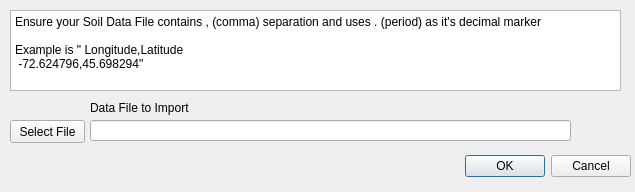
This is mainPlug/CsvImport.ui in NSCC-EAT-Lab/QGIS-plugin as Qt 5 draws it before an edit. The edited form follows.
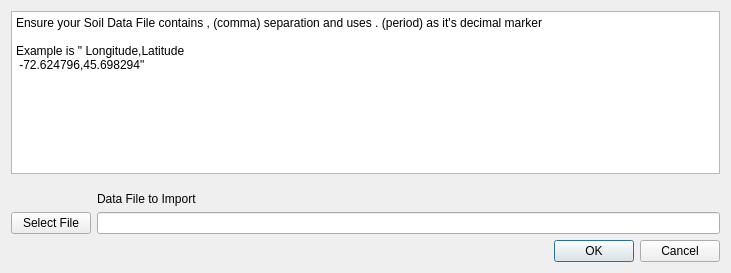
This is the edited form.

Commit message: Update UI to Be Scalable

Patch:
```diff
--- a/mainPlug/CsvImport.ui
+++ b/mainPlug/CsvImport.ui
@@ -6,22 +6,28 @@
    <rect>
     <x>0</x>
     <y>0</y>
-    <width>635</width>
-    <height>192</height>
+    <width>731</width>
+    <height>273</height>
    </rect>
   </property>
   <property name="windowTitle">
    <string>Dialog</string>
   </property>
+  <layout class="QHBoxLayout" name="horizontalLayout">
+   <item>
+    <layout class="QGridLayout" name="gridLayout">
+     <item row="2" column="1">
+      <widget class="QLabel" name="label">
+       <property name="text">
+        <string>Data File to Import</string>
+       </property>
+      </widget>
+     </item>
+     <item row="3" column="1" colspan="2">
+      <widget class="QLineEdit" name="FilePath"/>
+     </item>
+     <item row="4" column="2">
   <widget class="QDialogButtonBox" name="buttonBox">
-   <property name="geometry">
-    <rect>
-     <x>290</x>
-     <y>150</y>
-     <width>341</width>
-     <height>32</height>
-    </rect>
-   </property>
    <property name="orientation">
     <enum>Qt::Horizontal</enum>
    </property>
@@ -29,51 +35,9 @@
     <set>QDialogButtonBox::Cancel|QDialogButtonBox::Ok</set>
    </property>
   </widget>
-  <widget class="QPushButton" name="FileSelect">
-   <property name="geometry">
-    <rect>
-     <x>10</x>
-     <y>120</y>
-     <width>75</width>
-     <height>23</height>
-    </rect>
-   </property>
-   <property name="text">
-    <string>Select File</string>
-   </property>
-  </widget>
-  <widget class="QLineEdit" name="FilePath">
-   <property name="geometry">
-    <rect>
-     <x>90</x>
-     <y>120</y>
-     <width>481</width>
-     <height>21</height>
-    </rect>
-   </property>
-  </widget>
-  <widget class="QLabel" name="label">
-   <property name="geometry">
-    <rect>
-     <x>90</x>
-     <y>100</y>
-     <width>161</width>
-     <height>16</height>
-    </rect>
-   </property>
-   <property name="text">
-    <string>Data File to Import</string>
-   </property>
-  </widget>
+     </item>
+     <item row="0" column="0" colspan="3">
   <widget class="QPlainTextEdit" name="plainTextEdit">
-   <property name="geometry">
-    <rect>
-     <x>10</x>
-     <y>10</y>
-     <width>611</width>
-     <height>81</height>
-    </rect>
-   </property>
    <property name="plainText">
     <string>Ensure your Soil Data File contains , (comma) separation and uses . (period) as it's decimal marker
 
@@ -81,6 +45,30 @@
  -72.624796,45.698294&quot;</string>
    </property>
   </widget>
+     </item>
+     <item row="3" column="0">
+      <widget class="QPushButton" name="FileSelect">
+       <property name="text">
+        <string>Select File</string>
+       </property>
+      </widget>
+     </item>
+     <item row="1" column="1">
+      <spacer name="verticalSpacer">
+       <property name="orientation">
+        <enum>Qt::Vertical</enum>
+       </property>
+       <property name="sizeHint" stdset="0">
+        <size>
+         <width>20</width>
+         <height>40</height>
+        </size>
+       </property>
+      </spacer>
+     </item>
+    </layout>
+   </item>
+  </layout>
  </widget>
  <resources/>
  <connections>
```
Lines whose indentation alone changed are shown as unchanged. The commit also changes 3 other files.
